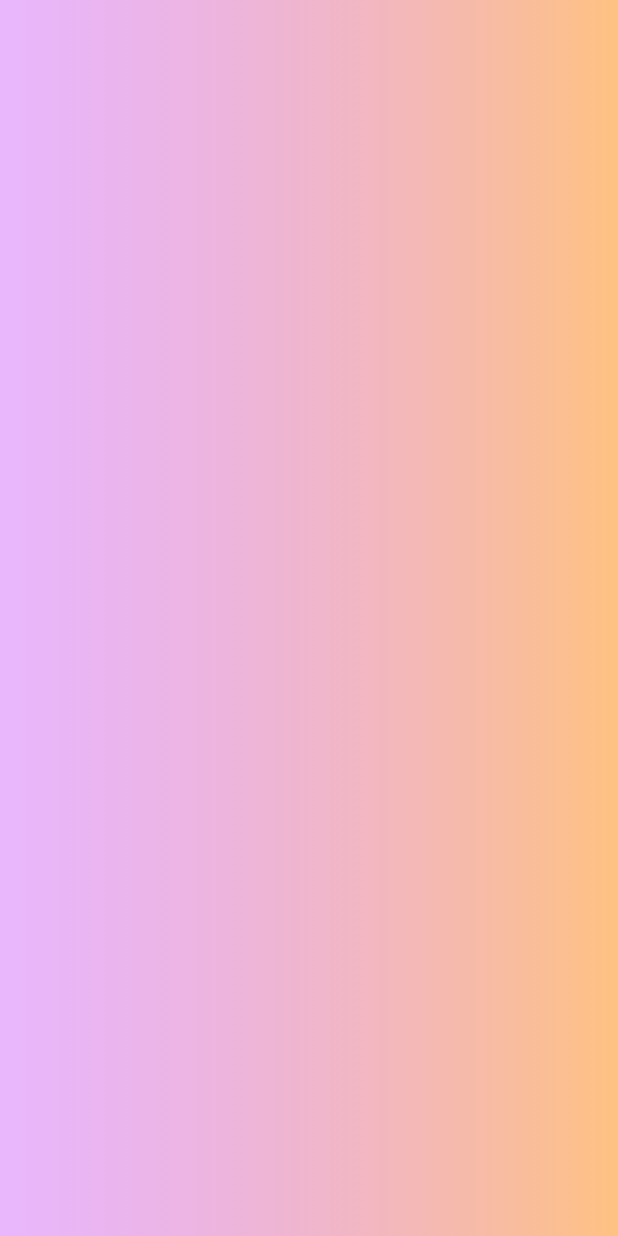
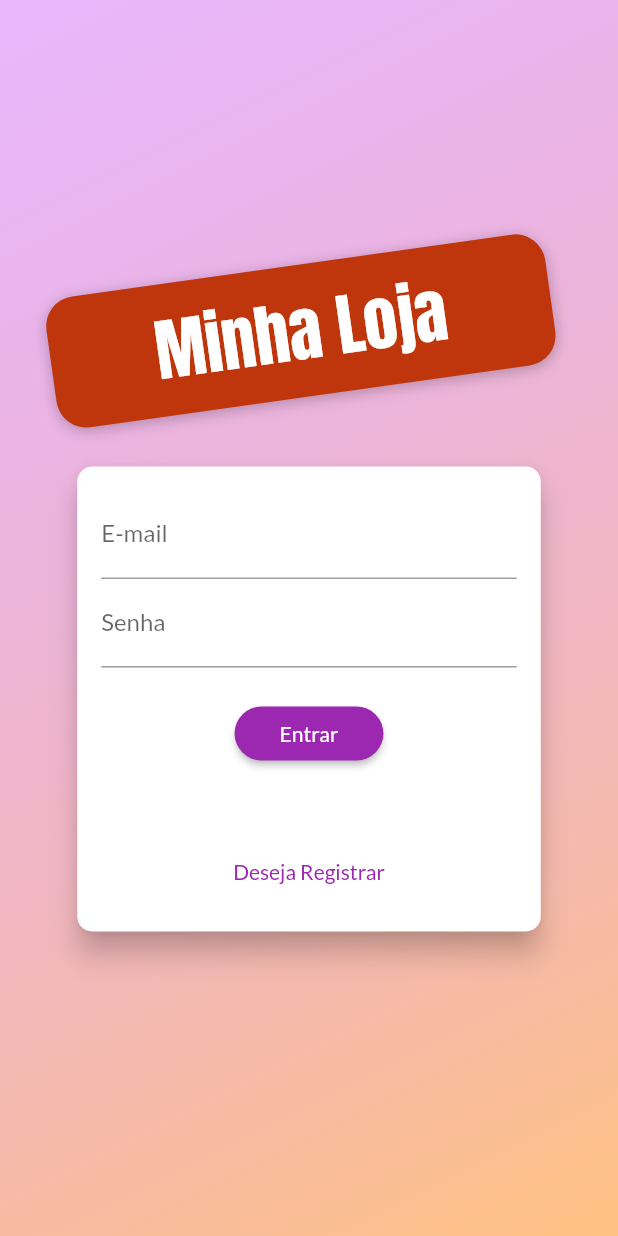
Before and after one commit to Okamael/shop, a Flutter app: the screen it shows after launch, on a phone screen of 412 x 824 dp. Run offline on Flutter 3.47's test engine with Material 2 defaults, Android fonts, the phone set to English and light mode, and no system bars.

```diff
--- a/lib/components/app_drawer.dart
+++ b/lib/components/app_drawer.dart
@@ -20,7 +20,8 @@ class AppDrawer extends StatelessWidget {
             leading: Icon(Icons.shop),
             title: Text('Loja'),
             onTap: () {
-              Navigator.of(context).pushReplacementNamed(AppRoutes.HOME);
+              Navigator.of(context)
+                  .pushReplacementNamed(AppRoutes.AUTH_OR_HOME);
             },
           ),
           Divider(),
--- /dev/null
+++ b/lib/components/auth_form.dart
@@ -0,0 +1,172 @@
+import 'package:flutter/material.dart';
+import 'package:flutter/src/widgets/framework.dart';
+import 'package:flutter/src/widgets/placeholder.dart';
+import 'package:provider/provider.dart';
+import 'package:shop/exceptions/auth_exception.dart';
+import 'package:shop/models/auth.dart';
+
+enum AuthMode { Signup, Login }
+
+class AuthForm extends StatefulWidget {
+  const AuthForm({super.key});
+
+  @override
+  State<AuthForm> createState() => _AuthFormState();
+}
+
+class _AuthFormState extends State<AuthForm> {
+  AuthMode _authMode = AuthMode.Login;
+  final _passwordController = TextEditingController();
+  final _formKey = GlobalKey<FormState>();
+  bool _isLoading = false;
+
+  Map<String, String> _authData = {
+    'email': '',
+    'password': '',
+  };
+
+  bool _isLogin() => _authMode == AuthMode.Login;
+  bool _isSingnup() => _authMode == AuthMode.Signup;
+
+  void _swithAuthMode() {
+    setState(() {
+      if (_isLogin()) {
+        _authMode = AuthMode.Signup;
+      } else {
+        _authMode = AuthMode.Login;
+      }
+    });
+  }
+
+  Future<void> _submit() async {
+    final isValid = _formKey.currentState?.validate() ?? false;
+    if (!isValid) {
+      return;
+    }
+    setState(() => _isLoading = true);
+
+    _formKey.currentState?.save();
+    Auth auth = Provider.of(context, listen: false);
+    try {
+      if (_isLogin()) {
+        await auth.singIn(
+            email: _authData['email']!, password: _authData['password']!);
+      } else {
+        await auth.singUp(
+          email: _authData['email']!,
+          password: _authData['password']!,
+        );
+      }
+    } on AuthExceptions catch (error) {
+      _showErrorDialog(error.toString());
+    } catch (error) {
+      _showErrorDialog('Ocorreu um erro inesperado!');
+    }
+
+    setState(() => _isLoading = false);
+  }
+
+  void _showErrorDialog(String msg) {
+    showDialog(
+      context: context,
+      builder: (context) => AlertDialog(
+        title: Text('Ocorreu um erro'),
+        content: Text(msg),
+        actions: [
+          TextButton(
+            onPressed: () => Navigator.of(context).pop(),
+            child: Text('Fechar'),
+          ),
+        ],
+      ),
+    );
+  }
+
+  @override
+  Widget build(BuildContext context) {
+    final deviceSize = MediaQuery.of(context).size;
+    return Card(
+      elevation: 8,
+      shape: RoundedRectangleBorder(borderRadius: BorderRadius.circular(10)),
+      child: Container(
+        padding: const EdgeInsets.all(16),
+        height: _isLogin() ? 310 : 400,
+        width: deviceSize.width * 0.75,
+        child: Form(
+            key: _formKey,
+            child: Column(
+              children: [
+                TextFormField(
+                  decoration: InputDecoration(labelText: 'E-mail'),
+                  keyboardType: TextInputType.emailAddress,
+                  onSaved: (email) => _authData['email'] = email ?? '',
+                  validator: (_email) {
+                    final email = _email ?? '';
+                    if (email.isEmpty) {
+                      return 'Email requirido';
+                    }
+                    return null;
+                  },
+                ),
+                TextFormField(
+                  decoration: InputDecoration(labelText: 'Senha'),
+                  keyboardType: TextInputType.text,
+                  obscureText: true,
+                  controller: _passwordController,
+                  onSaved: (password) => _authData['password'] = password ?? '',
+                  validator: (_password) {
+                    final passowrd = _password ?? '';
+                    if (passowrd.isEmpty) {
+                      return 'Senha requerida';
+                    } else if (passowrd.length < 5) {
+                      return 'Senhas no minimo 5 caracters';
+                    }
+                    return null;
+                  },
+                ),
+                if (_isSingnup())
+                  TextFormField(
+                    decoration: InputDecoration(labelText: 'Confirmar Senha'),
+                    keyboardType: TextInputType.text,
+                    obscureText: true,
+                    validator: _isLogin()
+                        ? null
+                        : (_password) {
+                            final password = _password ?? '';
+                            if (password != _passwordController.text) {
+                              return 'Senhas informadas não conferem.';
+                            }
+                            return null;
+                          },
+                  ),
+                SizedBox(
+                  height: 20,
+                ),
+                if (_isLoading)
+                  CircularProgressIndicator()
+                else
+                  ElevatedButton(
+                    onPressed: _submit,
+                    child: _authMode == AuthMode.Login
+                        ? Text('Entrar')
+                        : Text('Registar'),
+                    style: ElevatedButton.styleFrom(
+                        shape: RoundedRectangleBorder(
+                          borderRadius: BorderRadius.circular(30),
+                        ),
+                        padding: const EdgeInsets.symmetric(
+                          horizontal: 30,
+                          vertical: 8,
+                        )),
+                  ),
+                Spacer(),
+                TextButton(
+                    onPressed: _swithAuthMode,
+                    child: Text(
+                        _isLogin() ? 'Deseja Registrar' : 'Já possui conta?'))
+              ],
+            )),
+      ),
+    );
+  }
+}
--- a/lib/components/product_grid_item.dart
+++ b/lib/components/product_grid_item.dart
@@ -1,5 +1,6 @@
 import 'package:flutter/material.dart';
 import 'package:provider/provider.dart';
+import 'package:shop/models/auth.dart';
 import 'package:shop/models/cart.dart';
 import 'package:shop/models/product.dart';
 import 'package:shop/utils/app_routes.dart';
@@ -11,6 +12,7 @@ class ProductGridItem extends StatelessWidget {
   Widget build(BuildContext context) {
     final product = Provider.of<Product>(context, listen: false);
     final cart = Provider.of<Cart>(context, listen: false);
+    final auth = Provider.of<Auth>(context, listen: false);
     return ClipRRect(
       borderRadius: BorderRadius.circular(10),
       child: GridTile(
@@ -19,7 +21,7 @@ class ProductGridItem extends StatelessWidget {
           leading: Consumer<Product>(
             builder: (context, product, child) => IconButton(
               onPressed: () {
-                product.toggleFavorite();
+                product.toggleFavorite(auth.token ?? '');
               },
               icon: Icon(
                   product.isFavorite ? Icons.favorite : Icons.favorite_border),
--- /dev/null
+++ b/lib/exceptions/auth_exception.dart
@@ -0,0 +1,20 @@
+class AuthExceptions {
+  static const Map<String, String> erros = {
+    'EMAIL_EXISTS': 'Email já cadastrado',
+    'OPERATION_NOT_ALLOWED': 'Operação não permitida',
+    'TOO_MANY_ATTEMPTS_TRY_LATER':
+        'Acesso bloqueado temporariamente. Tente mais tarde',
+    'EMAIL_NOT_FOUND': 'E-mail não encontrado',
+    'INVALID_PASSWORD': 'Senha informada não confere',
+    'USER_DISABLED': 'A conta do usuário foi  desabiltiada.',
+  };
+  final String key;
+
+  AuthExceptions(this.key);
+
+  @override
+  String toString() {
+    // TODO: implement toString
+    return erros[key] ?? 'Ocorreu um erro no processo de autenticação';
+  }
+}
--- a/lib/main.dart
+++ b/lib/main.dart
@@ -1,8 +1,10 @@
 import 'package:flutter/material.dart';
 import 'package:provider/provider.dart';
+import 'package:shop/models/auth.dart';
 import 'package:shop/models/cart.dart';
 import 'package:shop/models/order_list.dart';
 import 'package:shop/models/product_list.dart';
+import 'package:shop/pages/auth_or_home_page.dart';
 import 'package:shop/pages/auth_page.dart';
 import 'package:shop/pages/cart_page.dart';
 import 'package:shop/pages/orders_page.dart';
@@ -24,9 +26,20 @@ class MyApp extends StatelessWidget {
   Widget build(BuildContext context) {
     return MultiProvider(
       providers: [
-        ChangeNotifierProvider(create: (context) => ProductList()),
+        ChangeNotifierProvider(create: (context) => Auth()),
+        ChangeNotifierProxyProvider<Auth, ProductList>(
+          create: (context) => ProductList('', []),
+          update: (context, auth, previous) {
+            return ProductList(auth.token ?? '', previous?.items ?? []);
+          },
+        ),
+        ChangeNotifierProxyProvider<Auth, OrderList>(
+          create: (context) => OrderList('', []),
+          update: (context, auth, previous) {
+            return OrderList(auth.token ?? '', previous?.items ?? []);
+          },
+        ),
         ChangeNotifierProvider(create: (context) => Cart()),
-        ChangeNotifierProvider(create: (context) => OrderList()),
       ],
       child: MaterialApp(
         title: 'Flutter Demo',
@@ -38,8 +51,7 @@ class MyApp extends StatelessWidget {
         // home: ProductsOverViewPage(),
         debugShowCheckedModeBanner: false,
         routes: {
-          AppRoutes.AUTH: (context) => AuthPage(),
-          AppRoutes.HOME: (context) => ProductsOverViewPage(),
+          AppRoutes.AUTH_OR_HOME: (context) => AuthOrHomePage(),
           AppRoutes.PRODUCT_DETAIL: (context) => const ProductDetailPage(),
           AppRoutes.CART: (context) => const CartPage(),
           AppRoutes.ORDERS: (context) => const OrdersPage(),
--- a/lib/models/product.dart
+++ b/lib/models/product.dart
@@ -23,12 +23,12 @@ class Product with ChangeNotifier {
     notifyListeners();
   }
 
-  Future<void> toggleFavorite() async {
+  Future<void> toggleFavorite(String token) async {
     try {
       _toggleFavorite();
 
       final response = await http.patch(
-        Uri.parse('${Constants.PRODUCT_BASE_URL}/${id}.json'),
+        Uri.parse('${Constants.PRODUCT_BASE_URL}/${id}.json?auth=$token'),
         body: jsonEncode({'isFavorite': isFavorite}),
       );
 
--- /dev/null
+++ b/lib/pages/auth_or_home_page.dart
@@ -0,0 +1,15 @@
+import 'package:flutter/material.dart';
+import 'package:provider/provider.dart';
+import 'package:shop/models/auth.dart';
+import 'package:shop/pages/auth_page.dart';
+import 'package:shop/pages/products_overview_page.dart';
+
+class AuthOrHomePage extends StatelessWidget {
+  const AuthOrHomePage({super.key});
+
+  @override
+  Widget build(BuildContext context) {
+    Auth auth = Provider.of(context);
+    return auth.isAuth ? ProductsOverViewPage() : AuthPage();
+  }
+}
--- a/lib/pages/auth_page.dart
+++ b/lib/pages/auth_page.dart
@@ -1,6 +1,9 @@
+import 'dart:math';
+
 import 'package:flutter/material.dart';
 import 'package:flutter/src/widgets/framework.dart';
 import 'package:flutter/src/widgets/placeholder.dart';
+import 'package:shop/components/auth_form.dart';
 
 class AuthPage extends StatelessWidget {
   const AuthPage({super.key});
@@ -11,12 +14,51 @@ class AuthPage extends StatelessWidget {
       body: Stack(
         children: [
           Container(
-            decoration: BoxDecoration(
-                gradient: LinearGradient(colors: [
-              Color.fromRGBO(215, 117, 255, 0.5),
-              Color.fromRGBO(255, 188, 117, 0.9),
-            ])),
+            decoration: const BoxDecoration(
+                gradient: LinearGradient(
+              colors: [
+                Color.fromRGBO(215, 117, 255, 0.5),
+                Color.fromRGBO(255, 188, 117, 0.9),
+              ],
+              begin: Alignment.topLeft,
+              end: Alignment.bottomRight,
+            )),
           ),
+          Container(
+            width: MediaQuery.of(context).size.width,
+            child: Column(
+              mainAxisAlignment: MainAxisAlignment.center,
+              crossAxisAlignment: CrossAxisAlignment.center,
+              children: [
+                Container(
+                  margin: EdgeInsets.only(bottom: 20),
+                  padding: const EdgeInsets.symmetric(
+                    vertical: 10,
+                    horizontal: 70,
+                  ),
+                  transform: Matrix4.rotationZ(-8 * pi / 180)..translate(-10.0),
+                  decoration: BoxDecoration(
+                      borderRadius: BorderRadiusDirectional.circular(20),
+                      color: Colors.deepOrange.shade900,
+                      boxShadow: const [
+                        BoxShadow(
+                            blurRadius: 8,
+                            color: Colors.black26,
+                            offset: Offset(0, 2)),
+                      ]),
+                  child: Text(
+                    'Minha Loja',
+                    style: TextStyle(
+                      fontSize: 45,
+                      fontFamily: 'Anton',
+                      color: Colors.white,
+                    ),
+                  ),
+                ),
+                AuthForm()
+              ],
+            ),
+          )
         ],
       ),
     );
--- a/lib/utils/app_routes.dart
+++ b/lib/utils/app_routes.dart
@@ -1,6 +1,5 @@
 class AppRoutes {
-  static const AUTH = '/';
-  static const HOME = '/home';
+  static const AUTH_OR_HOME = '/';
   static const PRODUCT_DETAIL = '/product-detail';
   static const CART = '/cart';
   static const ORDERS = '/orders';
```
Also changed, not shown: lib/models/auth.dart (added, +65 -0 lines), lib/models/order_list.dart (+8 -5 lines), lib/models/product_list.dart (+10 -6 lines).
